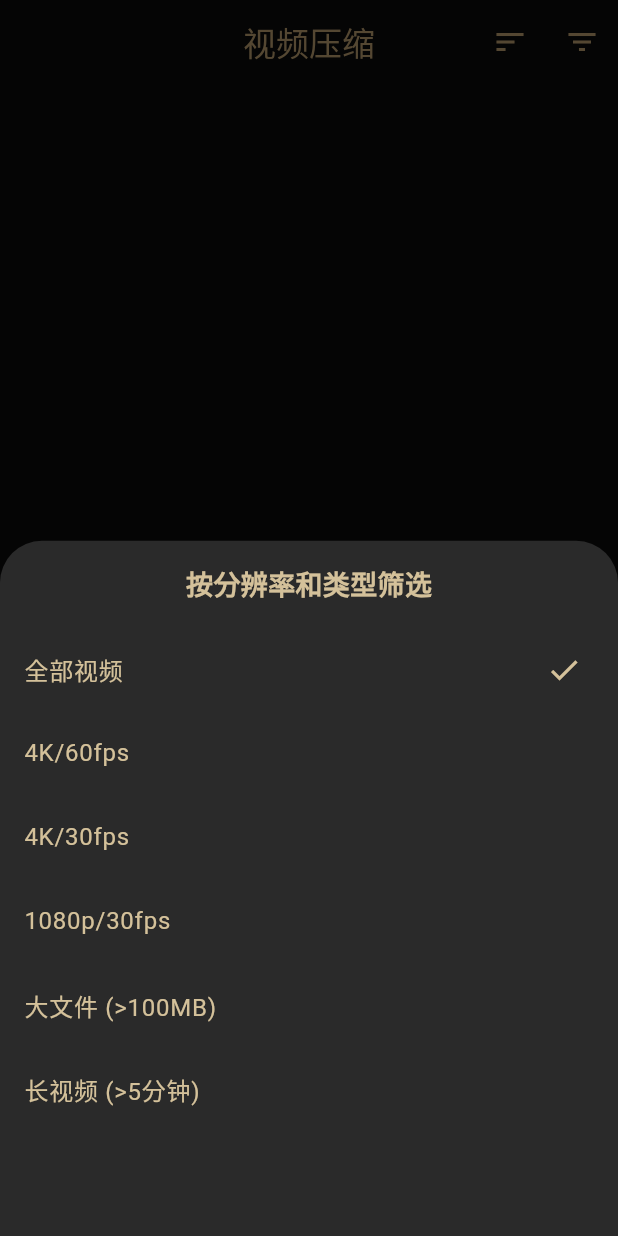
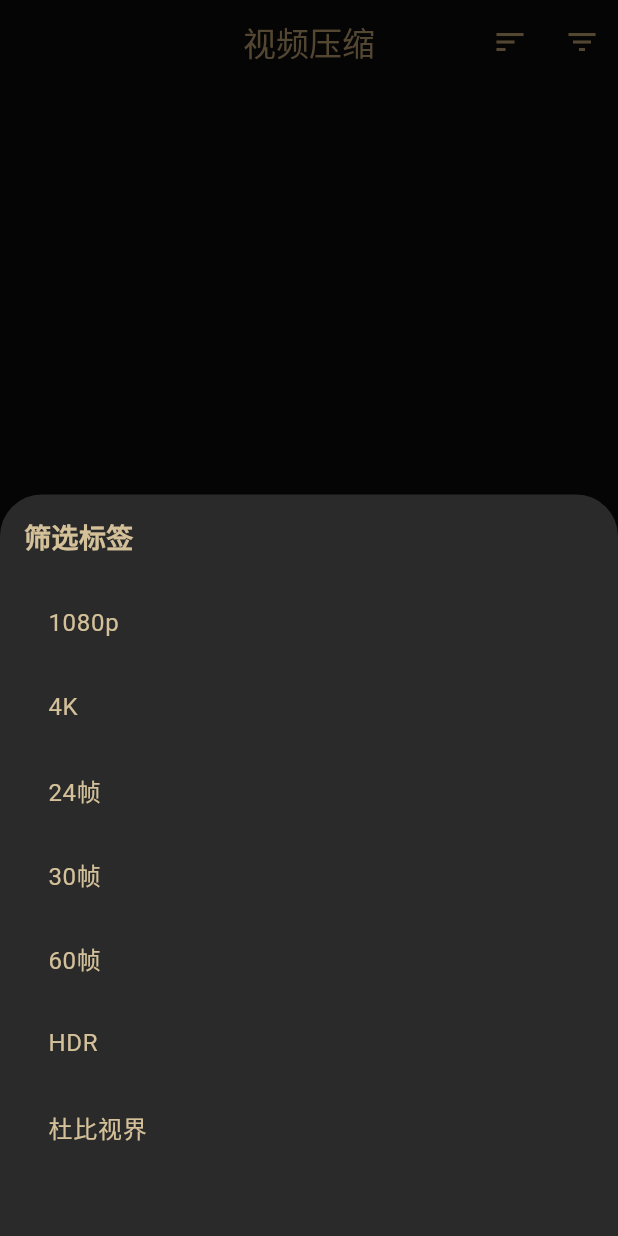
Before and after one commit to tianyk/video-slimmer, a Flutter app: the screen it shows after launch, after a tap on the "filter list" icon, on a phone screen of 412 x 824 dp. Run offline on Flutter 3.47's test engine with Material 3 defaults, Android fonts, the phone set to English and light mode, and no system bars; our stand-ins replace equatable, flutter_bloc, permission_handler, remixicon; missing offline and left inert: photo_manager.

Commit message:
重构视频筛选功能，更新筛选条件为选中的标签集合，优化筛选逻辑；调整主屏幕筛选对话框，支持标签选择和清除功能，提升用户体验。

```diff
--- a/lib/src/cubits/video_data_cubit.dart
+++ b/lib/src/cubits/video_data_cubit.dart
@@ -124,6 +124,8 @@ class VideoDataCubit extends Cubit<VideoDataState> {
             // 获取视频元数据（包括帧率和 HDR 信息）
             final metadata = await _getVideoMetadata(file.path);
 
+            print('metadata: ${metadata['hdrType']}');
+
             videos.add(VideoModel(
               id: videoEntity.id,
               title: videoEntity.title ?? '未知视频',
--- a/lib/src/models/video_model.dart
+++ b/lib/src/models/video_model.dart
@@ -142,8 +142,10 @@ class VideoModel {
 
     final frameRateText = '${frameRate.round()}fps';
 
-    // 如果是 HDR 视频，添加 HDR 类型标识
-    if (isHDR && hdrType != 'SDR') {
+    // 如果是杜比视界视频，添加杜比视界标识
+    if (isDolbyVision) {
+      return '$resolutionText/$frameRateText 杜比视界';
+    } else if (isHDR) {
       return '$resolutionText/$frameRateText HDR';
     } else {
       return '$resolutionText/$frameRateText';
--- a/lib/src/screens/home_screen.dart
+++ b/lib/src/screens/home_screen.dart
@@ -227,69 +227,103 @@ class _HomeScreenState extends State<HomeScreen> {
 
   void _showFilterDialog(BuildContext context) {
     final filterCubit = context.read<VideoFilterCubit>();
-    final currentState = filterCubit.state;
 
     showModalBottomSheet(
       context: context,
+      isScrollControlled: true,
       builder: (modalContext) {
-        return Column(
+        return BlocProvider.value(
+          value: filterCubit,
+          child: DraggableScrollableSheet(
+            initialChildSize: 0.6,
+            minChildSize: 0.3,
+            maxChildSize: 0.9,
+            expand: false,
+            builder: (context, scrollController) {
+              return BlocBuilder<VideoFilterCubit, VideoFilterState>(
+                builder: (context, filterState) {
+                  return Container(
+                    decoration: const BoxDecoration(
+                      borderRadius: BorderRadius.vertical(top: Radius.circular(20)),
+                    ),
+                    child: Column(
                       children: [
-            const Padding(
-              padding: EdgeInsets.all(16),
-              child: Text(
-                '按分辨率和类型筛选',
+                        // 标题栏
+                        Container(
+                          padding: const EdgeInsets.all(16),
+                          child: Row(
+                            mainAxisAlignment: MainAxisAlignment.spaceBetween,
+                            children: [
+                              const Text(
+                                '筛选标签',
                                 style: TextStyle(fontSize: 18, fontWeight: FontWeight.w600),
                               ),
+                              if (filterState.selectedTags.isNotEmpty)
+                                TextButton(
+                                  onPressed: () => filterCubit.clearAllTags(),
+                                  child: const Text('清除全部'),
                                 ),
-            ListTile(
-              title: const Text('全部视频'),
-              trailing: currentState.selectedFilter == null ? const Icon(Icons.check) : null,
-              onTap: () {
-                filterCubit.clearFilter();
-                Navigator.pop(modalContext);
+                            ],
+                          ),
+                        ),
+                        // 标签列表
+                        Expanded(
+                          child: ListView(
+                            controller: scrollController,
+                            padding: const EdgeInsets.symmetric(horizontal: 16),
+                            children: [
+                              _FilterListTile(
+                                title: '1080p',
+                                tag: '1080p',
+                                isSelected: filterState.selectedTags.contains('1080p'),
+                                onTap: () => filterCubit.toggleTag('1080p'),
+                              ),
+                              _FilterListTile(
+                                title: '4K',
+                                tag: '4k',
+                                isSelected: filterState.selectedTags.contains('4k'),
+                                onTap: () => filterCubit.toggleTag('4k'),
+                              ),
+                              _FilterListTile(
+                                title: '24帧',
+                                tag: '24fps',
+                                isSelected: filterState.selectedTags.contains('24fps'),
+                                onTap: () => filterCubit.toggleTag('24fps'),
+                              ),
+                              _FilterListTile(
+                                title: '30帧',
+                                tag: '30fps',
+                                isSelected: filterState.selectedTags.contains('30fps'),
+                                onTap: () => filterCubit.toggleTag('30fps'),
+                              ),
+                              _FilterListTile(
+                                title: '60帧',
+                                tag: '60fps',
+                                isSelected: filterState.selectedTags.contains('60fps'),
+                                onTap: () => filterCubit.toggleTag('60fps'),
+                              ),
+                              _FilterListTile(
+                                title: 'HDR',
+                                tag: 'hdr',
+                                isSelected: filterState.selectedTags.contains('hdr'),
+                                onTap: () => filterCubit.toggleTag('hdr'),
+                              ),
+                              _FilterListTile(
+                                title: '杜比视界',
+                                tag: 'dolby_vision',
+                                isSelected: filterState.selectedTags.contains('dolby_vision'),
+                                onTap: () => filterCubit.toggleTag('dolby_vision'),
+                              ),
+                            ],
+                          ),
+                        ),
+                      ],
+                    ),
+                  );
+                },
+              );
             },
           ),
-            ListTile(
-              title: const Text('4K/60fps'),
-              trailing: currentState.selectedFilter == '4K60' ? const Icon(Icons.check) : null,
-              onTap: () {
-                filterCubit.setFilter('4K60');
-                Navigator.pop(modalContext);
-              },
-            ),
-            ListTile(
-              title: const Text('4K/30fps'),
-              trailing: currentState.selectedFilter == '4K30' ? const Icon(Icons.check) : null,
-              onTap: () {
-                filterCubit.setFilter('4K30');
-                Navigator.pop(modalContext);
-              },
-            ),
-            ListTile(
-              title: const Text('1080p/30fps'),
-              trailing: currentState.selectedFilter == '1080p30' ? const Icon(Icons.check) : null,
-              onTap: () {
-                filterCubit.setFilter('1080p30');
-                Navigator.pop(modalContext);
-              },
-            ),
-            ListTile(
-              title: const Text('大文件 (>100MB)'),
-              trailing: currentState.selectedFilter == 'large_files' ? const Icon(Icons.check) : null,
-              onTap: () {
-                filterCubit.setFilter('large_files');
-                Navigator.pop(modalContext);
-              },
-            ),
-            ListTile(
-              title: const Text('长视频 (>5分钟)'),
-              trailing: currentState.selectedFilter == 'long_videos' ? const Icon(Icons.check) : null,
-              onTap: () {
-                filterCubit.setFilter('long_videos');
-                Navigator.pop(modalContext);
-              },
-            ),
-          ],
         );
       },
     );
@@ -375,7 +409,7 @@ class _VideoItem extends StatelessWidget {
                             Container(
                               padding: const EdgeInsets.symmetric(horizontal: 6, vertical: 2),
                               decoration: BoxDecoration(
-                                color: video.isHDR ? AppTheme.prosperityGold.withValues(alpha: 0.3) : AppTheme.prosperityGold.withValues(alpha: 0.2),
+                                color: AppTheme.prosperityGold.withValues(alpha: 0.3),
                                 borderRadius: BorderRadius.circular(4),
                               ),
                               child: Text(
@@ -532,3 +566,33 @@ class _SortOption extends StatelessWidget {
     );
   }
 }
+
+/// 🏷️ 过滤列表项组件
+class _FilterListTile extends StatelessWidget {
+  final String title;
+  final String tag;
+  final bool isSelected;
+  final VoidCallback onTap;
+
+  const _FilterListTile({
+    required this.title,
+    required this.tag,
+    required this.isSelected,
+    required this.onTap,
+  });
+
+  @override
+  Widget build(BuildContext context) {
+    return ListTile(
+      title: Text(
+        title,
+        style: TextStyle(
+          fontWeight: isSelected ? FontWeight.w600 : FontWeight.normal,
+          color: isSelected ? AppTheme.prosperityGold : null,
+        ),
+      ),
+      trailing: isSelected ? const Icon(Icons.check, color: AppTheme.prosperityGold) : null,
+      onTap: onTap,
+    );
+  }
+}
```
Also changed, not shown: lib/src/cubits/video_filter_cubit.dart (+63 -52 lines), 2 other files. Lines whose indentation alone changed are shown as unchanged.
